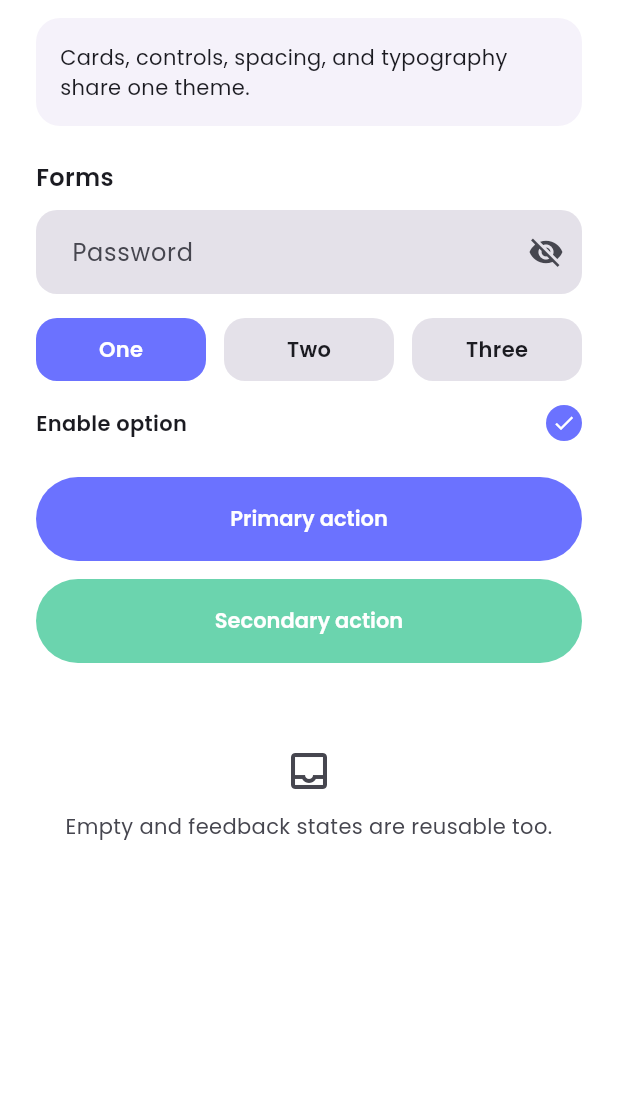
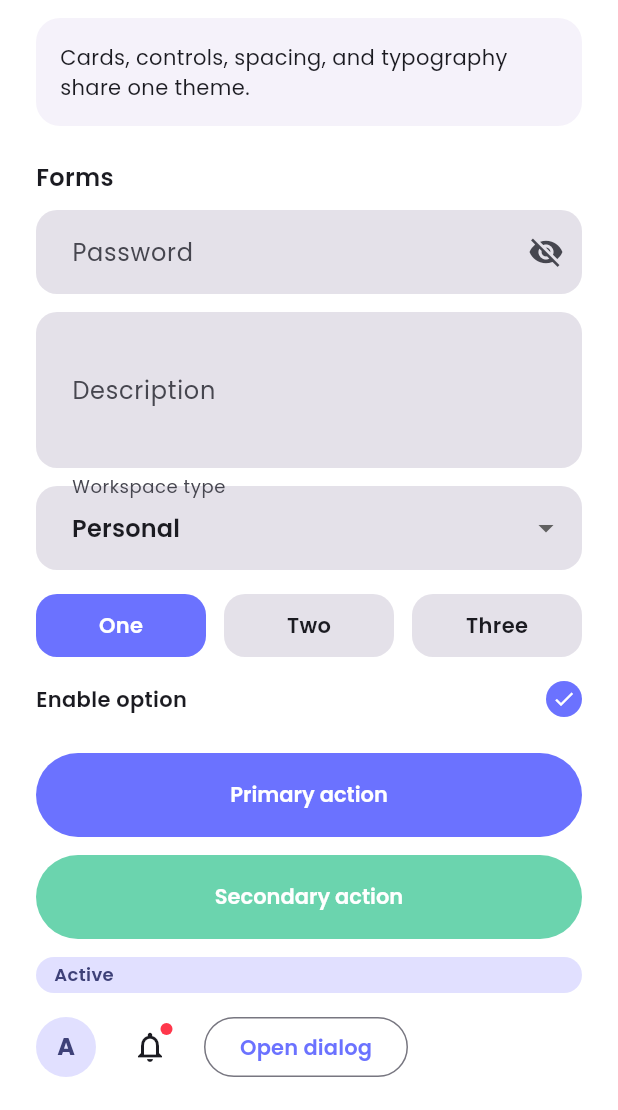
Before and after one commit to MirzaDhanuSulistyo/andura-ui, a Flutter app: the screen it shows after launch, after a tap on "Primary action", on a phone screen of 412 x 824 dp, the part 126-1236 px from its top. Run offline on Flutter 3.47's test engine with Material 3 defaults, Android fonts, the phone set to English and light mode, and no system bars; our stand-ins replace google_fonts.

Commit message:
Expand interactive component showcase

```diff
--- a/example/lib/main.dart
+++ b/example/lib/main.dart
@@ -42,13 +42,17 @@ class _Showcase extends StatefulWidget {
 
 class _ShowcaseState extends State<_Showcase> {
   final password = TextEditingController();
+  final description = TextEditingController();
   var obscure = true;
   var checked = true;
   var choice = 0;
+  String? selectValue = 'personal';
+  var loading = false;
 
   @override
   void dispose() {
     password.dispose();
+    description.dispose();
     super.dispose();
   }
 
@@ -69,7 +73,27 @@ class _ShowcaseState extends State<_Showcase> {
       AnduraPasswordField(
         controller: password,
         obscureText: obscure,
+        labelText: 'Password',
         onToggleVisibility: () => setState(() => obscure = !obscure),
+      ),
+      const SizedBox(height: AnduraSpacing.md),
+      AnduraTextArea(
+        controller: description,
+        labelText: 'Description',
+        hintText: 'Tell us about your project',
+        minLines: 3,
+        maxLines: 5,
+      ),
+      const SizedBox(height: AnduraSpacing.md),
+      AnduraSelect<String>(
+        value: selectValue,
+        labelText: 'Workspace type',
+        items: const [
+          DropdownMenuItem(value: 'personal', child: Text('Personal')),
+          DropdownMenuItem(value: 'team', child: Text('Team')),
+          DropdownMenuItem(value: 'enterprise', child: Text('Enterprise')),
+        ],
+        onChanged: (value) => setState(() => selectValue = value),
       ),
       const SizedBox(height: AnduraSpacing.lg),
       AnduraChoiceRow<int>(
@@ -85,13 +109,59 @@ class _ShowcaseState extends State<_Showcase> {
         onChanged: (value) => setState(() => checked = value),
       ),
       const SizedBox(height: AnduraSpacing.xl),
-      AnduraButton(label: 'Primary action', onPressed: () {}),
+      AnduraButton(
+        label: 'Primary action',
+        loading: loading,
+        onPressed: () async {
+          setState(() => loading = true);
+          await Future<void>.delayed(const Duration(milliseconds: 700));
+          if (mounted) setState(() => loading = false);
+        },
+      ),
       const SizedBox(height: AnduraSpacing.md),
       AnduraButton(
         label: 'Secondary action',
         variant: AnduraButtonVariant.secondary,
         onPressed: () {},
       ),
+      const SizedBox(height: AnduraSpacing.md),
+      const AnduraBadge(label: 'Active'),
+      const SizedBox(height: AnduraSpacing.md),
+      Wrap(
+        spacing: AnduraSpacing.md,
+        runSpacing: AnduraSpacing.md,
+        crossAxisAlignment: WrapCrossAlignment.center,
+        children: [
+          const AnduraUserAvatar(name: 'Andura'),
+          AnduraNotificationButton(
+            hasNotification: checked,
+            onPressed: () => setState(() => checked = false),
+          ),
+          OutlinedButton(
+            onPressed: () => AnduraDialog.show<void>(
+              context: context,
+              title: const Text('Shared dialog'),
+              content: const Text('Dialogs inherit the Andura theme.'),
+              actions: [
+                TextButton(
+                  onPressed: () => Navigator.pop(context),
+                  child: const Text('Close'),
+                ),
+              ],
+            ),
+            child: const Text('Open dialog'),
+          ),
+        ],
+      ),
+      const SizedBox(height: AnduraSpacing.xl),
+      const AnduraSectionHeader(title: 'States'),
+      const SizedBox(height: AnduraSpacing.md),
+      const AnduraTextField(
+        labelText: 'Validation example',
+        errorText: 'This field contains an example error.',
+      ),
+      const SizedBox(height: AnduraSpacing.md),
+      const AnduraButton(label: 'Disabled action'),
       const SizedBox(height: AnduraSpacing.xl),
       const AnduraEmptyState(
         message: 'Empty and feedback states are reusable too.',
```
